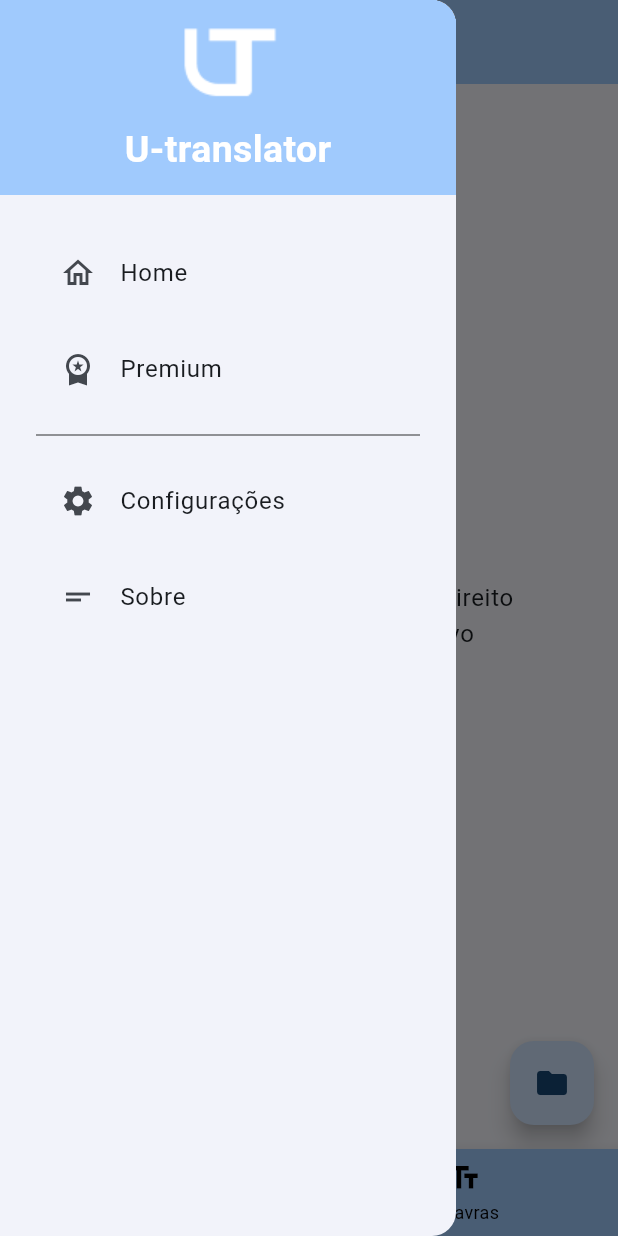
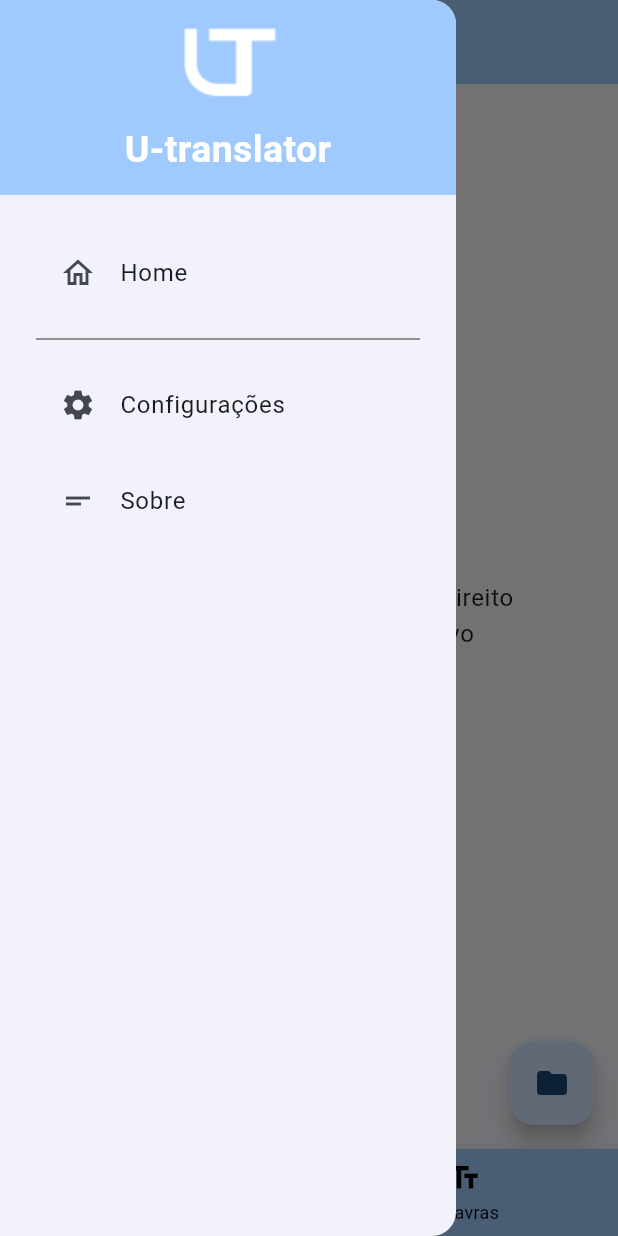
Before and after one commit to miqueiassggarcia/U-translator, a Flutter app: the screen it shows after launch, with the side drawer open, on a phone screen of 412 x 824 dp. Run offline on Flutter 3.47's test engine with Material 2 defaults, Android fonts, the phone set to English and light mode, and no system bars; our stand-ins replace file_picker, shared_preferences; missing offline and left inert: flutter_pdfview.

Commit message:
Mudanças de detalhes pendentes

```diff
--- a/lib/builders/build_menu_items.dart
+++ b/lib/builders/build_menu_items.dart
@@ -13,11 +13,6 @@ Widget buildMenuItems(BuildContext context) => Container(
             title: const Text('Home'),
             onTap: () => Navigator.of(context).pushReplacement(
                 MaterialPageRoute(builder: (context) => const InitialPage())),
-          ),
-          ListTile(
-            leading: const Icon(Icons.workspace_premium),
-            title: const Text('Premium'),
-            onTap: () {},
           ),
           const Divider(color: Colors.black54),
           ListTile(
--- a/lib/controllers/home_page_body_controller.dart
+++ b/lib/controllers/home_page_body_controller.dart
@@ -6,11 +6,11 @@ import 'package:utranslator/builders/build_pdf_viewer.dart';
 
 class HomePageBodyController extends ChangeNotifier {
   bool buttonIsActive = true;
-  Widget currentBody = const Text("Erro ao carregar tela");
+  Widget currentBody = Container();
 
   static const _key = 'if_pdf_is_already_open';
 
-  Future<void> getIfThePDFHasAlreadyBeenOpen(Function callbackFunction) async {
+  Future<void> changeIfThePDFHasAlreadyBeenOpen(Function callbackFunction) async {
     final prefs = await SharedPreferences.getInstance();
     final isAlreadyOpen = prefs.getBool(_key) ?? false;
     if (!isAlreadyOpen) {
@@ -37,40 +37,3 @@ class HomePageBodyController extends ChangeNotifier {
     notifyListeners();
   }
 }
-
-// body: FutureBuilder<bool>(
-//           future: IfPDFIsAlreadyOpen.getIfPDFIsAlreadyOpen(),
-//           builder: (context, snapshot) {
-//             if (snapshot.connectionState == ConnectionState.waiting) {
-//               return CircularProgressIndicator();
-//             } else if (snapshot.hasError) {
-//               return Text(
-//                   'Erro ao carregar estado da página: ${snapshot.error}');
-//             } else if (!snapshot.hasData) {
-//               return Text('Nenhum dado de estado.');
-//             } else {
-//               if (snapshot.data!) {
-//                 controller.changeBody(2, null);
-//               } else {
-//                 controller.changeBody(0, null);
-//               }
-//             }
-//             return Scaffold (
-
-// class IfPDFIsAlreadyOpen {
-//   static const _key = 'if_pdf_is_already_open';
-
-//   static Future<bool> getIfPDFIsAlreadyOpen() async {
-//     final prefs = await SharedPreferences.getInstance();
-//     final isAlreadyOpen = prefs.getBool(_key) ?? false;
-//     return isAlreadyOpen;
-//   }
-
-//   static Future<bool> addIfPDFIsAlreadyOpen(bool isOpen) async {
-//     final prefs = await SharedPreferences.getInstance();
-
-//     await prefs.setBool(_key, isOpen);
-
-//     return isOpen;
-//   }
-// }
--- a/lib/pages/home_page_body.dart
+++ b/lib/pages/home_page_body.dart
@@ -18,7 +18,7 @@ class _HomePageState extends State<HomePage> {
   @override
   void initState() {
     super.initState();
-    controller.getIfThePDFHasAlreadyBeenOpen(callbackPdfView);
+    controller.changeIfThePDFHasAlreadyBeenOpen(callbackPdfView);
     controller.addListener(() {
       setState(() {});
     });
--- a/lib/pages/initial_page.dart
+++ b/lib/pages/initial_page.dart
@@ -1,7 +1,7 @@
 import 'package:flutter/material.dart';
 import 'package:utranslator/navigation/navigation.dart';
+import 'package:utranslator/builders/build_initial_text.dart';
 import 'package:utranslator/pages/home_page_body.dart';
-import 'package:utranslator/builders/build_initial_text.dart';
 
 class InitialPage extends StatefulWidget {
   const InitialPage({super.key});
@@ -52,8 +52,8 @@ class _InitialPageState extends State<InitialPage> {
           }),
       body: PageView(
         controller: pageViewController,
+        physics: NeverScrollableScrollPhysics(),
         children: const [HomePage(), PhrasePageBody()],
-        physics: NeverScrollableScrollPhysics(),
       ),
     );
   }
```
